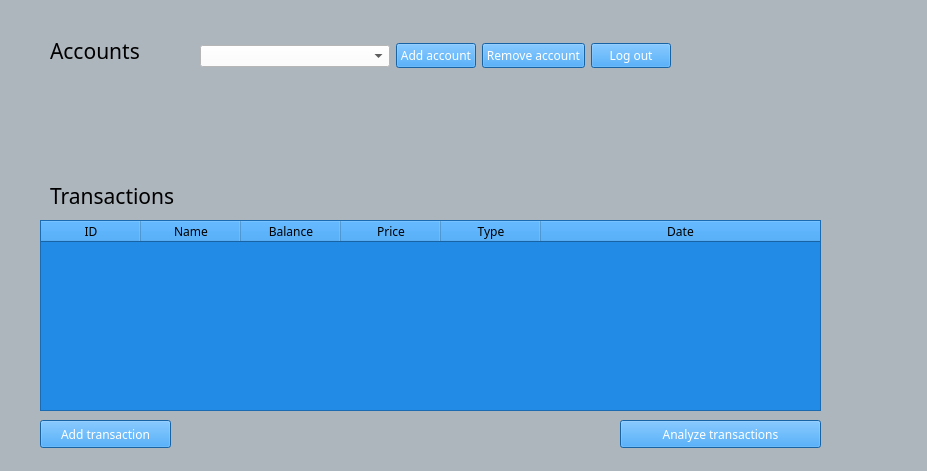
This is UI/accounts.ui in razvanmarinn/expense-tracker as Qt 5 draws it before an edit. The edited form follows.
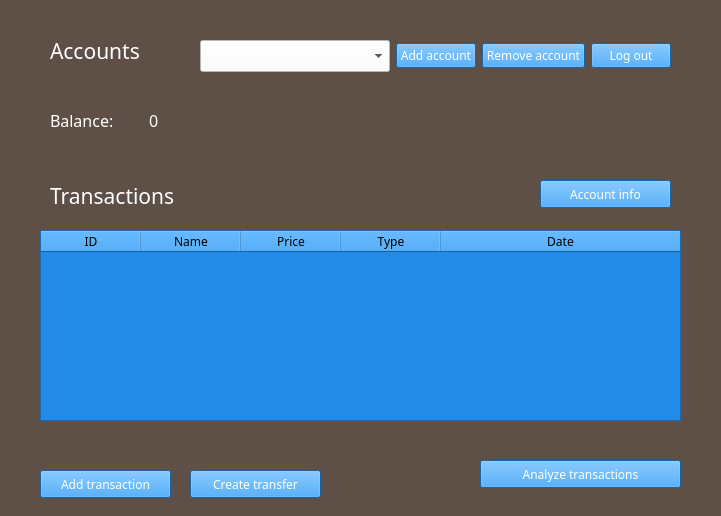
This is the edited form.

Commit message: some improvements and added show_info_accounts and starting on exceptions

Diff of the .ui file:
```diff
--- a/UI/accounts.ui
+++ b/UI/accounts.ui
@@ -9,10 +9,15 @@
    <rect>
     <x>0</x>
     <y>0</y>
-    <width>927</width>
-    <height>471</height>
+    <width>721</width>
+    <height>516</height>
    </rect>
   </property>
+  <property name="font">
+   <font>
+    <pointsize>16</pointsize>
+   </font>
+  </property>
   <property name="windowTitle">
    <string>Accounts</string>
   </property>
@@ -20,7 +25,7 @@
    <string>&lt;html&gt;&lt;head/&gt;&lt;body&gt;&lt;p&gt;&lt;br/&gt;&lt;/p&gt;&lt;/body&gt;&lt;/html&gt;</string>
   </property>
   <property name="styleSheet">
-   <string notr="true">background-color: #adb5bd</string>
+   <string notr="true">background-color: #5e4f47</string>
   </property>
   <widget class="QLabel" name="l_accounts">
    <property name="geometry">
@@ -37,6 +42,9 @@
      <pointsize>16</pointsize>
     </font>
    </property>
+   <property name="styleSheet">
+    <string notr="true">color : #fff</string>
+   </property>
    <property name="text">
     <string>Accounts</string>
    </property>
@@ -45,7 +53,7 @@
    <property name="geometry">
     <rect>
      <x>40</x>
-     <y>420</y>
+     <y>470</y>
      <width>131</width>
      <height>28</height>
     </rect>
@@ -80,6 +88,10 @@
      <bold>false</bold>
     </font>
    </property>
+   <property name="styleSheet">
+    <string notr="true">color : #fff
+</string>
+   </property>
    <property name="text">
     <string>Transactions</string>
    </property>
@@ -88,8 +100,8 @@
    <property name="geometry">
     <rect>
      <x>40</x>
-     <y>220</y>
-     <width>781</width>
+     <y>230</y>
+     <width>641</width>
      <height>191</height>
     </rect>
    </property>
@@ -126,16 +138,6 @@
      </font>
     </property>
    </column>
-   <column>
-    <property name="text">
-     <string>Balance</string>
-    </property>
-    <property name="font">
-     <font>
-      <family>OCR A Extended</family>
-     </font>
-    </property>
-   </column>
    <column>
     <property name="text">
      <string>Price</string>
@@ -241,8 +243,8 @@
   <widget class="QPushButton" name="pb_analyze">
    <property name="geometry">
     <rect>
-     <x>620</x>
-     <y>420</y>
+     <x>480</x>
+     <y>460</y>
      <width>201</width>
      <height>28</height>
     </rect>
@@ -260,6 +262,94 @@
     <string>Analyze transactions</string>
    </property>
   </widget>
+  <widget class="QWidget" name="layoutWidget">
+   <property name="geometry">
+    <rect>
+     <x>50</x>
+     <y>80</y>
+     <width>192</width>
+     <height>81</height>
+    </rect>
+   </property>
+   <layout class="QHBoxLayout" name="horizontalLayout_3">
+    <item>
+     <widget class="QLabel" name="l_balance">
+      <property name="font">
+       <font>
+        <family>OCR A Extended</family>
+        <pointsize>12</pointsize>
+       </font>
+      </property>
+      <property name="styleSheet">
+       <string notr="true">color : #fff</string>
+      </property>
+      <property name="text">
+       <string>Balance:</string>
+      </property>
+     </widget>
+    </item>
+    <item>
+     <widget class="QLabel" name="l_balance_value">
+      <property name="font">
+       <font>
+        <family>OCR A Extended</family>
+        <pointsize>12</pointsize>
+       </font>
+      </property>
+      <property name="styleSheet">
+       <string notr="true">color : #Fff</string>
+      </property>
+      <property name="text">
+       <string>0</string>
+      </property>
+     </widget>
+    </item>
+   </layout>
+  </widget>
+  <widget class="QPushButton" name="pb_createtransfer">
+   <property name="geometry">
+    <rect>
+     <x>190</x>
+     <y>470</y>
+     <width>131</width>
+     <height>28</height>
+    </rect>
+   </property>
+   <property name="font">
+    <font>
+     <family>OCR A Extended</family>
+    </font>
+   </property>
+   <property name="styleSheet">
+    <string notr="true">background-color:#228be6;
+color: #fff</string>
+   </property>
+   <property name="text">
+    <string>Create transfer</string>
+   </property>
+  </widget>
+  <widget class="QPushButton" name="pb_accountinfo">
+   <property name="geometry">
+    <rect>
+     <x>540</x>
+     <y>180</y>
+     <width>131</width>
+     <height>28</height>
+    </rect>
+   </property>
+   <property name="font">
+    <font>
+     <family>OCR A Extended</family>
+    </font>
+   </property>
+   <property name="styleSheet">
+    <string notr="true">background-color:#228be6;
+color: #fff</string>
+   </property>
+   <property name="text">
+    <string>Account info</string>
+   </property>
+  </widget>
  </widget>
  <resources/>
  <connections/>
```
The commit also changes 77 other files.
